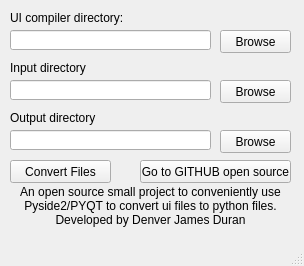
Above: main.ui from DDuran19/ui_to_py_converter before the change. Below: the same form after it.
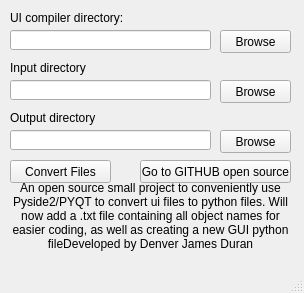
That is the form after the change. Icons and pictures are not drawn.

```diff
--- a/main.ui
+++ b/main.ui
@@ -7,7 +7,7 @@
     <x>0</x>
     <y>0</y>
     <width>304</width>
-    <height>266</height>
+    <height>293</height>
    </rect>
   </property>
   <property name="sizePolicy">
@@ -16,6 +16,18 @@
     <verstretch>0</verstretch>
    </sizepolicy>
   </property>
+  <property name="minimumSize">
+   <size>
+    <width>304</width>
+    <height>293</height>
+   </size>
+  </property>
+  <property name="maximumSize">
+   <size>
+    <width>304</width>
+    <height>293</height>
+   </size>
+  </property>
   <property name="windowTitle">
    <string>Ui to Py converter by DDuran19</string>
   </property>
@@ -160,11 +172,11 @@
       <x>10</x>
       <y>180</y>
       <width>281</width>
-      <height>51</height>
+      <height>71</height>
      </rect>
     </property>
     <property name="text">
-     <string>An open source small project to conveniently use Pyside2/PYQT to convert ui files to python files. Developed by Denver James Duran</string>
+     <string>An open source small project to conveniently use Pyside2/PYQT to convert ui files to python files. Will now add a .txt file containing all object names for easier coding, as well as creating a new GUI python fileDeveloped by Denver James Duran</string>
     </property>
     <property name="alignment">
      <set>Qt::AlignCenter</set>
```
Left out of the diff: 14 changed lines with no effect on the pictures.
